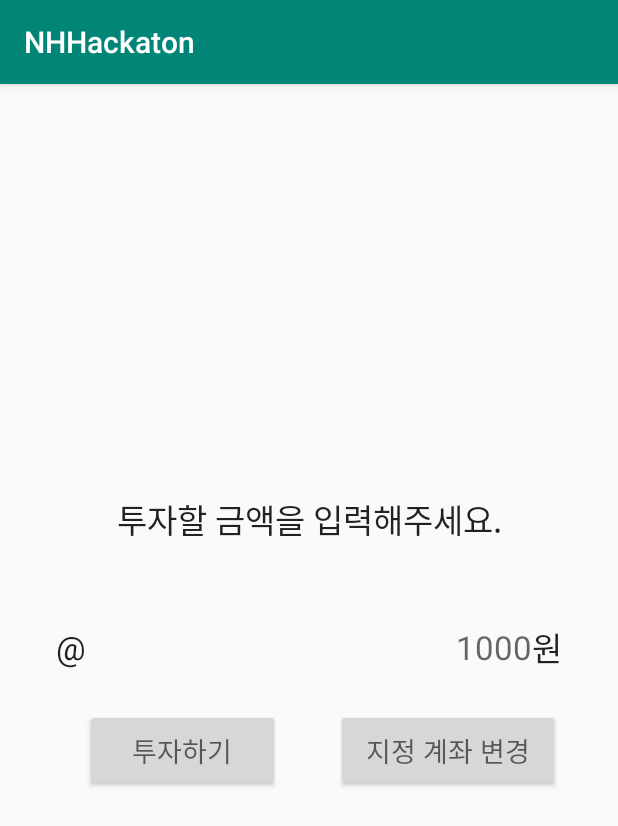
After one commit to Hongyeongjune/NH_Hackaton_Android, an Android app: the fragment InvestFragment shown on its own in the app's theme, on a phone screen of 412 x 824 dp. The commit adds this screen. Shown: the top 826 px of the screen. Run offline under Robolectric (Android 15) with nearby library versions, the phone set to English and light mode, and no system bars.

Commit message:
invest fragment.

```diff
--- a/app/src/main/java/com/nhhackaton/network/api/RetrofitApiService.java
+++ b/app/src/main/java/com/nhhackaton/network/api/RetrofitApiService.java
@@ -1,6 +1,7 @@
 package com.nhhackaton.network.api;
 
 import com.nhhackaton.data.DepositMoney.DepositMoney;
+import com.nhhackaton.data.Invest.Invest;
 import com.nhhackaton.data.InvestHistory.InvestPagingResponse;
 import com.nhhackaton.data.LatelyHistory.LatelyHistory;
 import com.nhhackaton.data.LatelyHistory.LatelyPagingResponse;
@@ -26,6 +27,11 @@ public interface RetrofitApiService {
     @POST("/")
     Call<DepositMoney> callReadDepositMoney(@Body String message);
 
+    /**
+     * 투자 신청
+     */
+    @POST("/")
+    Call<Void> callApplyMoney(@Body Invest invest);
 
     /**
      * 투자 현황 조회
--- /dev/null
+++ b/app/src/main/java/com/nhhackaton/view/invest/InvestFragment.java
@@ -0,0 +1,70 @@
+package com.nhhackaton.view.invest;
+
+import android.content.Context;
+import android.os.Bundle;
+import android.view.LayoutInflater;
+import android.view.View;
+import android.view.ViewGroup;
+import android.widget.Button;
+import android.widget.EditText;
+
+import com.nhhackaton.R;
+import com.nhhackaton.util.ToastUtils;
+import com.nhhackaton.view.home.HomeFragment;
+import com.nhhackaton.view.invest.presenter.InvestContract;
+
+import androidx.annotation.Nullable;
+import androidx.fragment.app.Fragment;
+import androidx.fragment.app.FragmentManager;
+
+public class InvestFragment extends Fragment implements InvestContract.View {
+
+    private Context context;
+    private EditText etMoney;
+    private Button btnInvest;
+    private Button btnAccountUpdate;
+
+    public static InvestFragment createFragment() {
+        InvestFragment fragment = new InvestFragment();
+        return fragment;
+    }
+
+    @Nullable
+    @Override
+    public View onCreateView(LayoutInflater inflater, @Nullable ViewGroup container, Bundle savedInstanceState) {
+        View view = (ViewGroup) inflater.inflate(R.layout.fragment_invest, container, false);
+        init(view);
+
+        return view;
+    }
+
+    private void init(View view) {
+
+        context = view.getContext();
+
+        etMoney = (EditText) view.findViewById(R.id.et_invest_money);
+        btnInvest = (Button) view.findViewById(R.id.btn_invest);
+        btnAccountUpdate = (Button) view.findViewById(R.id.btn_invest_account_create);
+
+    }
+
+    @Override
+    public void showErrorMessage(String message) {
+        ToastUtils.showToast(context, message);
+    }
+
+    @Override
+    public void startAccountCreateActivity() {
+
+    }
+
+    @Override
+    public void startHomeFragment() {
+        FragmentManager fragmentManager = getActivity().getSupportFragmentManager();
+        fragmentManager.beginTransaction().remove(
+                InvestFragment.this).commit();
+        fragmentManager.popBackStack();
+    }
+
+
+}
--- /dev/null
+++ b/app/src/main/java/com/nhhackaton/view/invest/presenter/InvestContract.java
@@ -0,0 +1,13 @@
+package com.nhhackaton.view.invest.presenter;
+
+public interface InvestContract {
+    interface View {
+        void showErrorMessage(String message);
+        void startAccountCreateActivity();
+        void startHomeFragment();
+    }
+
+    interface Presenter {
+        void callMoneyInvest(String money);
+    }
+}
--- a/app/src/main/java/com/nhhackaton/view/signin/SignInActivity.java
+++ b/app/src/main/java/com/nhhackaton/view/signin/SignInActivity.java
@@ -8,6 +8,7 @@ import android.os.Bundle;
 import android.widget.Button;
 import android.widget.CheckBox;
 import android.widget.EditText;
+import android.widget.TextView;
 
 import com.nhhackaton.R;
 import com.nhhackaton.data.SignIn.SignIn;
@@ -28,6 +29,7 @@ public class SignInActivity extends AppCompatActivity implements SignInContract.
     private Button btnSignUp;
     private CheckBox cbAutoSignIn;
     private SignInContract.Presenter presenter;
+
 
     @Override
     protected void onCreate(Bundle savedInstanceState) {
--- /dev/null
+++ b/app/src/main/res/layout/fragment_invest.xml
@@ -0,0 +1,101 @@
+<?xml version="1.0" encoding="utf-8"?>
+<LinearLayout xmlns:android="http://schemas.android.com/apk/res/android"
+    android:layout_width="match_parent"
+    android:layout_height="match_parent"
+    android:weightSum="1"
+    android:orientation="vertical">
+
+    <LinearLayout
+        android:layout_width="match_parent"
+        android:layout_height="0dp"
+        android:layout_weight="0.4">
+        <TextView
+            android:id="@+id/tv_invest_title"
+            android:layout_width="match_parent"
+            android:layout_height="wrap_content"
+            android:text="투자할 금액을 입력해주세요."
+            android:layout_gravity="bottom"
+            android:gravity="center"
+            android:textAppearance="@style/TextAppearance.AppCompat.Large"/>
+    </LinearLayout>
+
+    <LinearLayout
+        android:layout_width="match_parent"
+        android:layout_height="0dp"
+        android:layout_weight="0.36"
+        android:weightSum="1"
+        android:paddingLeft="20sp"
+        android:paddingRight="20sp"
+        android:orientation="vertical">
+
+        <TextView
+            android:layout_width="match_parent"
+            android:layout_height="0dp"
+            android:layout_weight="0.1" />
+
+        <LinearLayout
+            android:layout_width="match_parent"
+            android:layout_height="0dp"
+            android:layout_weight="0.3"
+            android:weightSum="1"
+            android:orientation="horizontal">
+            <TextView
+                android:layout_width="0dp"
+                android:layout_height="match_parent"
+                android:layout_weight="0.15"
+                android:text=" \@ "
+                android:textAppearance="@style/TextAppearance.AppCompat.Large"
+                android:gravity="center"/>
+            <EditText
+                android:id="@+id/et_invest_money"
+                android:layout_width="0dp"
+                android:layout_height="match_parent"
+                android:layout_weight="0.75"
+                android:hint="1000"
+                android:gravity="right|center"
+                android:background="@null"
+                android:textAppearance="@style/TextAppearance.AppCompat.Large"/>
+            <TextView
+                android:id="@+id/tv_invest_unit"
+                android:layout_width="0dp"
+                android:layout_height="match_parent"
+                android:layout_weight="0.15"
+                android:text="원"
+                android:textAppearance="@style/TextAppearance.AppCompat.Large"
+                android:gravity="center_vertical"/>
+        </LinearLayout>
+
+        <LinearLayout
+            android:layout_width="match_parent"
+            android:layout_height="0dp"
+            android:layout_weight="0.2"
+            android:weightSum="1"
+            android:orientation="horizontal">
+            <TextView
+                android:layout_width="0dp"
+                android:layout_height="match_parent"
+                android:layout_weight="0.1" />
+            <Button
+                android:id="@+id/btn_invest"
+                android:layout_width="0dp"
+                android:layout_height="match_parent"
+                android:layout_weight="0.35"
+                android:text="투자하기"
+                android:textAppearance="@style/TextAppearance.AppCompat.Medium"/>
+
+            <TextView
+                android:layout_width="0dp"
+                android:layout_height="match_parent"
+                android:layout_weight="0.1" />
+            <Button
+                android:id="@+id/btn_invest_account_create"
+                android:layout_width="0dp"
+                android:layout_height="match_parent"
+                android:layout_weight="0.4"
+                android:text="지정 계좌 변경"
+                android:textAppearance="@style/TextAppearance.AppCompat.Medium"/>
+        </LinearLayout>
+    </LinearLayout>
+
+
+</LinearLayout>
```
Also changed, not shown: app/src/main/java/com/nhhackaton/data/Invest/Invest.java (added, +18 -0 lines), app/src/main/java/com/nhhackaton/data/Invest/source/InvestRemoteDataSource.java (added, +44 -0 lines), app/src/main/java/com/nhhackaton/data/Invest/source/InvestRepository.java (added, +29 -0 lines), app/src/main/java/com/nhhackaton/data/Invest/source/InvestSource.java (added, +12 -0 lines), app/src/main/java/com/nhhackaton/view/intro/IntroActivity.java (+8 -0 lines), app/src/main/java/com/nhhackaton/view/invest/presenter/InvestPresenter.java (added, +41 -0 lines).
